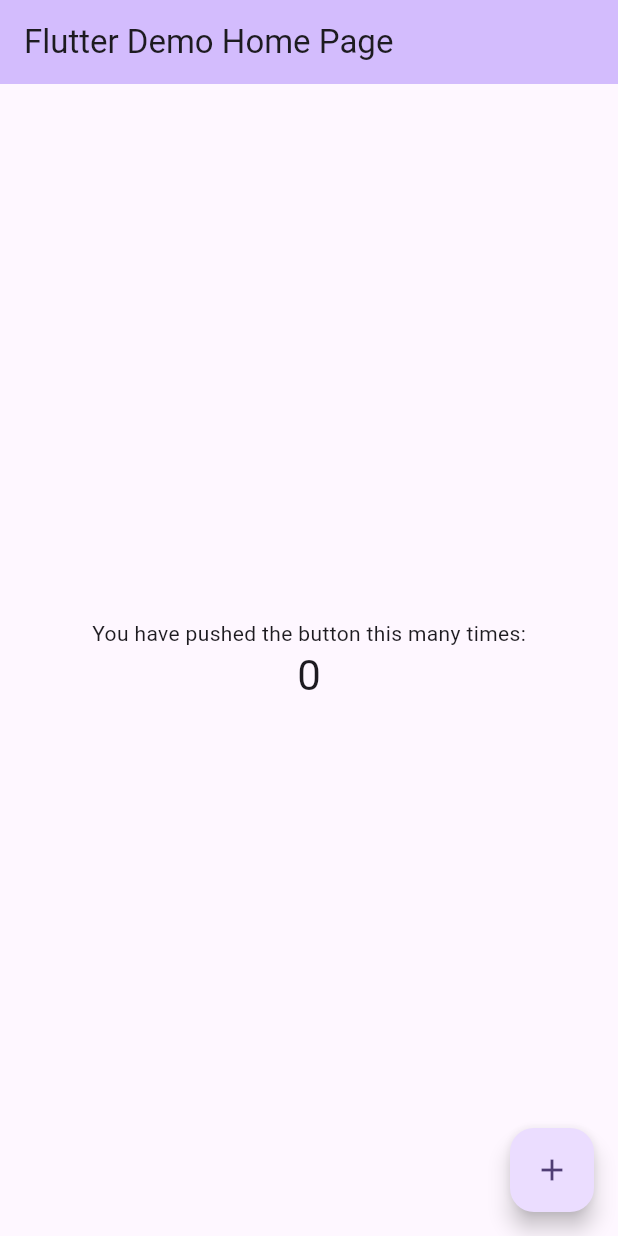
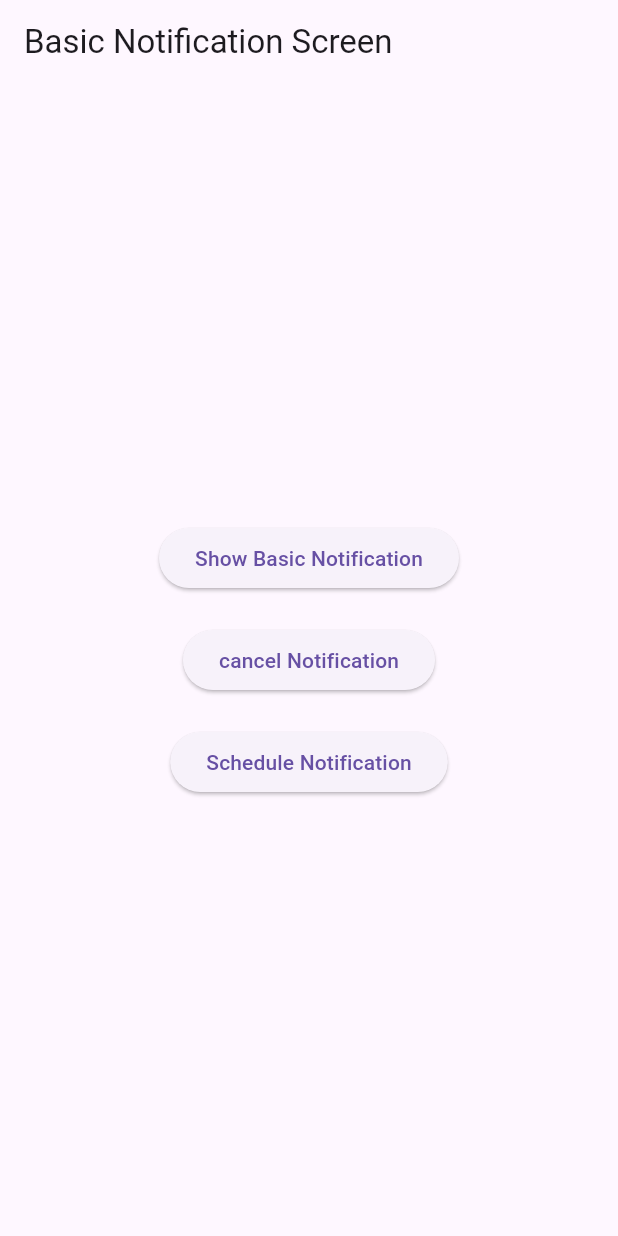
Before and after one commit to AbdoAlHady/rasid_task-, a Flutter app: the screen it shows after launch, on a phone screen of 412 x 824 dp. Run offline on Flutter 3.47's test engine with Material 3 defaults, Android fonts, the phone set to English and light mode, and no system bars; our stand-ins replace flutter_local_notifications, flutter_screenutil, flutter_timezone, timezone.

Commit message:
finish task

```diff
--- /dev/null
+++ b/lib/core/services/local_notification_service.dart
@@ -0,0 +1,93 @@
+import 'package:task/model/notification_model.dart';
+import 'package:timezone/data/latest_all.dart' as tz;
+import 'package:timezone/timezone.dart' as tz;
+import 'package:flutter_timezone/flutter_timezone.dart';
+import 'package:flutter_local_notifications/flutter_local_notifications.dart';
+
+class LocalNotificationService {
+  const LocalNotificationService._();
+
+  static FlutterLocalNotificationsPlugin flutterLocalNotificationsPlugin =
+      FlutterLocalNotificationsPlugin();
+
+  static void onTap(NotificationResponse response) {}
+  static Future<void> init() async {
+    flutterLocalNotificationsPlugin
+        .resolvePlatformSpecificImplementation<
+            AndroidFlutterLocalNotificationsPlugin>()
+        ?.requestNotificationsPermission();
+    // await _requestNotificationPermission();
+    InitializationSettings settings = const InitializationSettings(
+      android: AndroidInitializationSettings("@mipmap/ic_launcher"),
+      iOS: DarwinInitializationSettings(),
+    );
+    await flutterLocalNotificationsPlugin.initialize(settings,
+        // Work when i want to do something when i taped notification when the app is oppened
+        onDidReceiveNotificationResponse: onTap,
+        // Work when i want to do something when i taped notification when the app is closed
+        onDidReceiveBackgroundNotificationResponse: onTap);
+  }
+
+  static Future<void> showBasicNotification(
+      {required String title, required String body, required int id}) async {
+    AndroidNotificationDetails android = const AndroidNotificationDetails(
+      "basic_channel",
+      "Basic Channel",
+      importance: Importance.max,
+      priority: Priority.high,
+    );
+    NotificationDetails notificationDetails = NotificationDetails(
+      android: android,
+      iOS: const DarwinNotificationDetails(),
+    );
+    await flutterLocalNotificationsPlugin.show(
+        id, title, body, notificationDetails);
+  }
+
+  static Future<void> showScheduledNotification(
+    NotificationModel notificationModel,
+  ) async {
+    const AndroidNotificationDetails androidDetails =
+        AndroidNotificationDetails('channel_id', 'channel_name',
+            importance: Importance.high, priority: Priority.high);
+
+    const NotificationDetails notificationDetails =
+        NotificationDetails(android: androidDetails);
+    tz.initializeTimeZones();
+    final String currentTimeZone = await FlutterTimezone.getLocalTimezone();
+    tz.setLocalLocation(tz.getLocation(currentTimeZone));
+    var scheduleTime = tz.TZDateTime(
+      tz.local,
+      notificationModel.date.year,
+      notificationModel.date.month,
+      notificationModel.date.day,
+      notificationModel.date.hour,
+      notificationModel.date.minute,
+    );
+    await flutterLocalNotificationsPlugin.zonedSchedule(
+      notificationModel.id,
+      notificationModel.title,
+      notificationModel.body,
+      scheduleTime,
+      notificationDetails,
+      uiLocalNotificationDateInterpretation:
+          UILocalNotificationDateInterpretation.absoluteTime,
+      androidScheduleMode: AndroidScheduleMode.exact,
+    );
+  }
+
+  //! Cancel Notification
+  static void cancelNotification({required int notificationId}) async {
+    await flutterLocalNotificationsPlugin.cancel(notificationId);
+  }
+
+  //! Cancel All Notification
+  static void cancelAllNotification() async {
+    await flutterLocalNotificationsPlugin.cancelAll();
+  }
+
+  static Future<List<PendingNotificationRequest>>
+      getPendingNotifications() async {
+    return await flutterLocalNotificationsPlugin.pendingNotificationRequests();
+  }
+}
--- a/lib/main.dart
+++ b/lib/main.dart
@@ -1,6 +1,11 @@
 import 'package:flutter/material.dart';
+import 'package:flutter_screenutil/flutter_screenutil.dart';
+import 'package:task/core/services/local_notification_service.dart';
+import 'package:task/views/basic_notification_screen.dart';
 
-void main() {
+void main() async {
+  WidgetsFlutterBinding.ensureInitialized();
+  await LocalNotificationService.init();
   runApp(const MyApp());
 }
 
@@ -10,116 +15,17 @@ class MyApp extends StatelessWidget {
   // This widget is the root of your application.
   @override
   Widget build(BuildContext context) {
-    return MaterialApp(
-      title: 'Flutter Demo',
-      theme: ThemeData(
-        // This is the theme of your application.
-        //
-        // TRY THIS: Try running your application with "flutter run". You'll see
-        // the application has a purple toolbar. Then, without quitting the app,
-        // try changing the seedColor in the colorScheme below to Colors.green
-        // and then invoke "hot reload" (save your changes or press the "hot
-        // reload" button in a Flutter-supported IDE, or press "r" if you used
-        // the command line to start the app).
-        //
-        // Notice that the counter didn't reset back to zero; the application
-        // state is not lost during the reload. To reset the state, use hot
-        // restart instead.
-        //
-        // This works for code too, not just values: Most code changes can be
-        // tested with just a hot reload.
-        colorScheme: ColorScheme.fromSeed(seedColor: Colors.deepPurple),
-        useMaterial3: true,
-      ),
-      home: const MyHomePage(title: 'Flutter Demo Home Page'),
+    return ScreenUtilInit(
+      designSize: const Size(360, 690),
+      minTextAdapt: true,
+      splitScreenMode: true,
+      // Use builder only if you need to use library outside ScreenUtilInit context
+      builder: (_, child) {
+        return const MaterialApp(
+          debugShowCheckedModeBanner: false,
+          home: BasicNotificationScreen(),
+        );
+      },
     );
   }
 }
-
-class MyHomePage extends StatefulWidget {
-  const MyHomePage({super.key, required this.title});
-
-  // This widget is the home page of your application. It is stateful, meaning
-  // that it has a State object (defined below) that contains fields that affect
-  // how it looks.
-
-  // This class is the configuration for the state. It holds the values (in this
-  // case the title) provided by the parent (in this case the App widget) and
-  // used by the build method of the State. Fields in a Widget subclass are
-  // always marked "final".
-
-  final String title;
-
-  @override
-  State<MyHomePage> createState() => _MyHomePageState();
-}
-
-class _MyHomePageState extends State<MyHomePage> {
-  int _counter = 0;
-
-  void _incrementCounter() {
-    setState(() {
-      // This call to setState tells the Flutter framework that something has
-      // changed in this State, which causes it to rerun the build method below
-      // so that the display can reflect the updated values. If we changed
-      // _counter without calling setState(), then the build method would not be
-      // called again, and so nothing would appear to happen.
-      _counter++;
-    });
-  }
-
-  @override
-  Widget build(BuildContext context) {
-    // This method is rerun every time setState is called, for instance as done
-    // by the _incrementCounter method above.
-    //
-    // The Flutter framework has been optimized to make rerunning build methods
-    // fast, so that you can just rebuild anything that needs updating rather
-    // than having to individually change instances of widgets.
-    return Scaffold(
-      appBar: AppBar(
-        // TRY THIS: Try changing the color here to a specific color (to
-        // Colors.amber, perhaps?) and trigger a hot reload to see the AppBar
-        // change color while the other colors stay the same.
-        backgroundColor: Theme.of(context).colorScheme.inversePrimary,
-        // Here we take the value from the MyHomePage object that was created by
-        // the App.build method, and use it to set our appbar title.
-        title: Text(widget.title),
-      ),
-      body: Center(
-        // Center is a layout widget. It takes a single child and positions it
-        // in the middle of the parent.
-        child: Column(
-          // Column is also a layout widget. It takes a list of children and
-          // arranges them vertically. By default, it sizes itself to fit its
-          // children horizontally, and tries to be as tall as its parent.
-          //
-          // Column has various properties to control how it sizes itself and
-          // how it positions its children. Here we use mainAxisAlignment to
-          // center the children vertically; the main axis here is the vertical
-          // axis because Columns are vertical (the cross axis would be
-          // horizontal).
-          //
-          // TRY THIS: Invoke "debug painting" (choose the "Toggle Debug Paint"
-          // action in the IDE, or press "p" in the console), to see the
-          // wireframe for each widget.
-          mainAxisAlignment: MainAxisAlignment.center,
-          children: <Widget>[
-            const Text(
-              'You have pushed the button this many times:',
-            ),
-            Text(
-              '$_counter',
-              style: Theme.of(context).textTheme.headlineMedium,
-            ),
-          ],
-        ),
-      ),
-      floatingActionButton: FloatingActionButton(
-        onPressed: _incrementCounter,
-        tooltip: 'Increment',
-        child: const Icon(Icons.add),
-      ), // This trailing comma makes auto-formatting nicer for build methods.
-    );
-  }
-}
--- /dev/null
+++ b/lib/model/notification_model.dart
@@ -0,0 +1,16 @@
+import 'package:flutter/material.dart';
+
+class NotificationModel {
+  final String title;
+  final String body;
+  final int id;
+  final DateTime date;
+  final TimeOfDay time;
+
+  NotificationModel(
+      {required this.title,
+      required this.body,
+      required this.id,
+      required this.time,
+      required this.date});
+}
--- /dev/null
+++ b/lib/views/basic_notification_screen.dart
@@ -0,0 +1,46 @@
+import 'package:flutter/material.dart';
+import 'package:task/core/services/local_notification_service.dart';
+import 'package:task/views/scheduled_notifications_screen.dart';
+
+class BasicNotificationScreen extends StatelessWidget {
+  const BasicNotificationScreen({super.key});
+
+  @override
+  Widget build(BuildContext context) {
+    return Scaffold(
+      appBar: AppBar(
+        title: const Text('Basic Notification Screen'),
+      ),
+      body: Center(
+        child: Column(
+          mainAxisAlignment: MainAxisAlignment.center,
+          children: [
+            ElevatedButton(
+              onPressed: () async {
+                LocalNotificationService.showBasicNotification(
+                    title: 'Basic Notification', body: 'body', id: 0);
+              },
+              child: const Text('Show Basic Notification'),
+            ),
+            const SizedBox(height: 20),
+            ElevatedButton(
+              onPressed: () async {
+                LocalNotificationService.cancelAllNotification();
+              },
+              child: const Text('cancel Notification'),
+            ),
+            const SizedBox(height: 20),
+            ElevatedButton(
+              onPressed: () async {
+                Navigator.push(context, MaterialPageRoute(builder: (context) {
+                  return const ScheduledNotificationsScreen();
+                }));
+              },
+              child: const Text('Schedule Notification'),
+            ),
+          ],
+        ),
+      ),
+    );
+  }
+}
--- a/pubspec.yaml
+++ b/pubspec.yaml
@@ -35,6 +35,12 @@ dependencies:
   # The following adds the Cupertino Icons font to your application.
   # Use with the CupertinoIcons class for iOS style icons.
   cupertino_icons: ^1.0.8
+  flutter_local_notifications: ^18.0.1
+  permission_handler: ^11.3.1
+  timezone: ^0.10.0
+  flutter_timezone: ^4.0.0
+  flutter_screenutil: ^5.9.3
+  uuid: ^4.5.1
 
 dev_dependencies:
   flutter_test:
```
Also changed, not shown: lib/core/theme/app_colors.dart (added, +13 -0 lines), lib/core/theme/app_text_styles.dart (added, +32 -0 lines), lib/core/widgets/app_text_button.dart (added, +49 -0 lines), lib/core/widgets/app_text_from_field.dart (added, +86 -0 lines), lib/views/scheduled_notifications_screen.dart (added, +84 -0 lines), lib/views/widget/add_notification_model_sheet.dart (added, +133 -0 lines), pubspec.lock, 9 other files.
